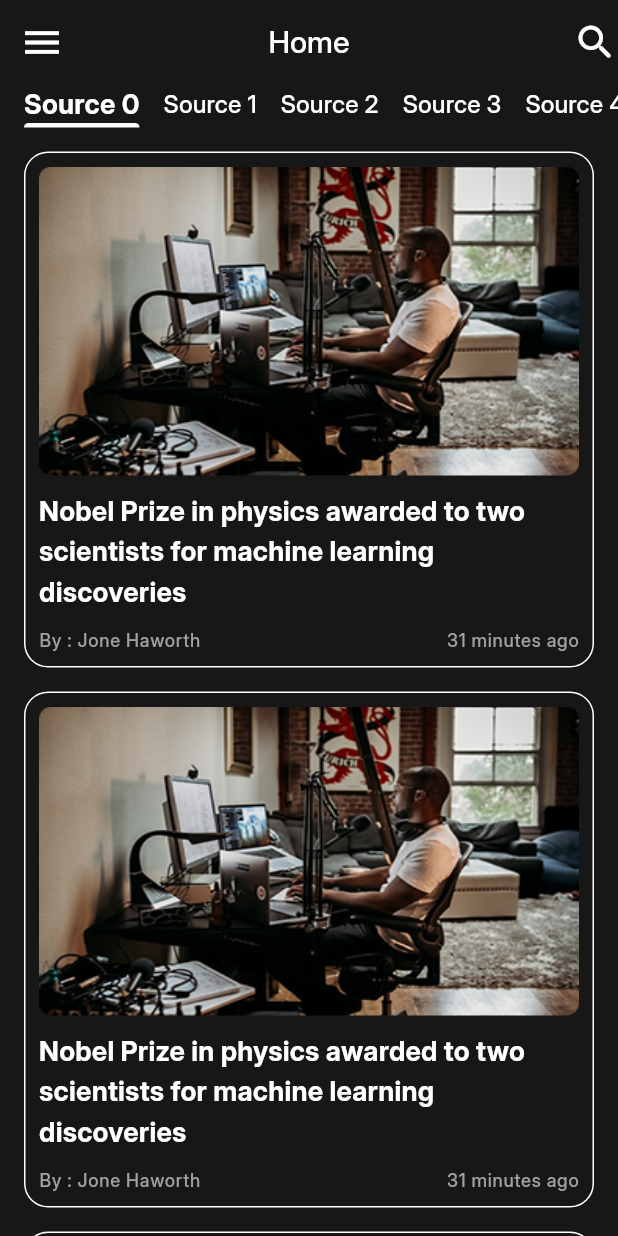
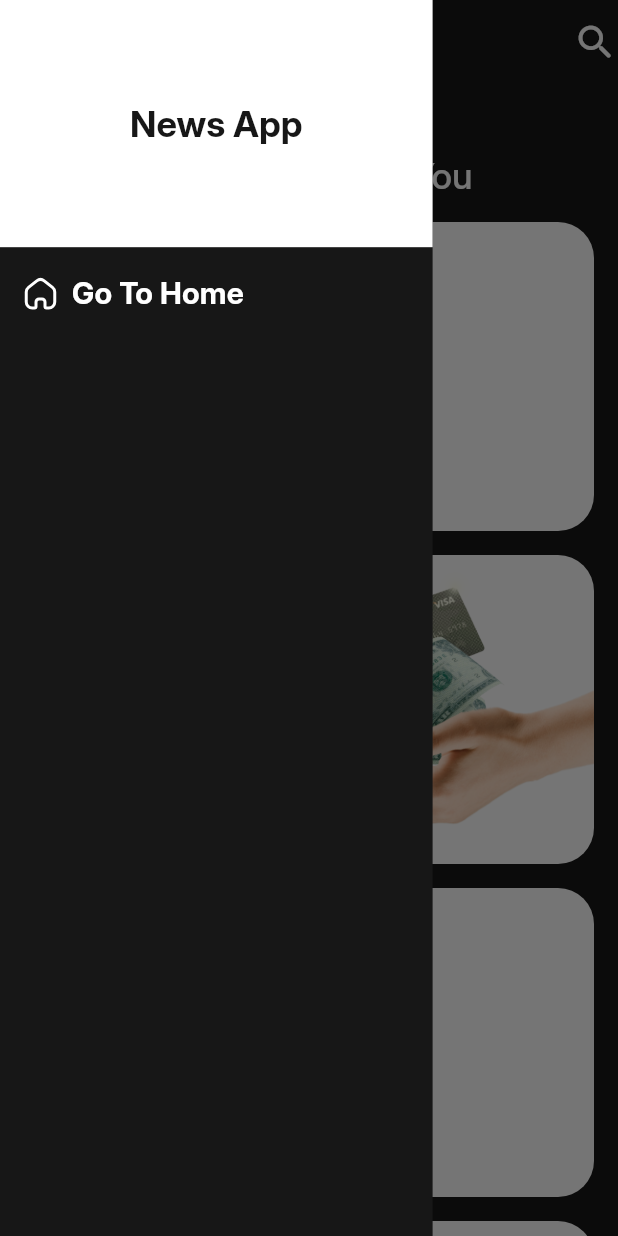
Before and after one commit to sma826/news_app, a Flutter app: the screen it shows after launch, with the side drawer open (before the commit the screen has no drawer), on a phone screen of 412 x 824 dp. Run offline on Flutter 3.47's test engine with Material 3 defaults, Android fonts, the phone set to English and light mode, and no system bars; our stand-ins replace flutter_svg, timeago.

Commit message:
implement home drawer UI and go to home logic

```diff
--- a/lib/categories/categories_view.dart
+++ b/lib/categories/categories_view.dart
@@ -3,7 +3,9 @@ import 'package:news_application/categories/category_item.dart';
 import 'package:news_application/models/category_model.dart';
 
 class CategoriesView extends StatelessWidget {
-  // const CategoriesView({super.key});
+  void Function(CategoryModel) onCategorySelected;
+
+  CategoriesView({required this.onCategorySelected});
 
   @override
   Widget build(BuildContext context) {
@@ -19,8 +21,12 @@ class CategoriesView extends StatelessWidget {
           ),
           Expanded(
             child: ListView.separated(
-              itemBuilder: (_, index) =>
-                  CategoryItem(CategoryModel.categories[index]),
+              itemBuilder: (_, index) => GestureDetector(
+                onTap: () {
+                  onCategorySelected(CategoryModel.categories[index]);
+                },
+                child: CategoryItem(CategoryModel.categories[index]),
+              ),
               separatorBuilder: (_, index) => SizedBox(height: 16),
               itemCount: CategoryModel.categories.length,
             ),
--- /dev/null
+++ b/lib/drawer/home_drawer.dart
@@ -0,0 +1,55 @@
+import 'package:flutter/material.dart';
+import 'package:flutter_svg/flutter_svg.dart';
+import 'package:news_application/constants/app_theme.dart';
+
+class HomeDrawer extends StatelessWidget {
+  VoidCallback onGoToHomeClicked;
+
+  HomeDrawer({super.key, required this.onGoToHomeClicked});
+
+  @override
+  Widget build(BuildContext context) {
+    TextTheme textTheme = Theme.of(context).textTheme;
+
+    return Container(
+      width: MediaQuery.sizeOf(context).width * 0.7,
+      color: AppTheme.black,
+      child: Column(
+        children: [
+          Container(
+            alignment: Alignment.center,
+            height: MediaQuery.sizeOf(context).height * 0.2,
+            decoration: BoxDecoration(color: AppTheme.white),
+            child: Text(
+              'News App',
+              style: Theme.of(context).textTheme.titleLarge!.copyWith(
+                color: AppTheme.black,
+                fontWeight: FontWeight.bold,
+              ),
+            ),
+          ),
+          SizedBox(height: 16),
+          GestureDetector(
+            onTap: () {
+              onGoToHomeClicked();
+              Navigator.of(context).pop();
+            },
+            child: Padding(
+              padding: EdgeInsets.symmetric(horizontal: 16),
+              child: Row(
+                children: [
+                  SvgPicture.asset('assets/icons/home.svg'),
+                  SizedBox(width: 10),
+                  Text(
+                    'Go To Home',
+                    style: textTheme.titleMedium!.copyWith(fontSize: 20),
+                  ),
+                ],
+              ),
+            ),
+          ),
+        ],
+      ),
+    );
+  }
+}
--- a/lib/home_screen.dart
+++ b/lib/home_screen.dart
@@ -1,23 +1,42 @@
 import 'package:flutter/material.dart';
+import 'package:news_application/categories/categories_view.dart';
 import 'package:news_application/constants/app_theme.dart';
+import 'package:news_application/drawer/home_drawer.dart';
+import 'package:news_application/models/category_model.dart';
 import 'package:news_application/news/news_view.dart';
 
-class HomeScreen extends StatelessWidget {
+class HomeScreen extends StatefulWidget {
   static const String routname = '/home';
 
-  // const HomeScreen({super.key});
+  @override
+  State<HomeScreen> createState() => _HomeScreenState();
+}
+
+class _HomeScreenState extends State<HomeScreen> {
+  CategoryModel? selectedCategory;
 
   @override
   Widget build(BuildContext context) {
     return Scaffold(
       appBar: AppBar(
-        leading: Icon(Icons.menu, color: AppTheme.white, size: 30,),
-        title: Text('Home'),
-        actions: [
-          Icon(Icons.search_rounded, color: AppTheme.white, size: 30,)
-        ],
+        title: Text(selectedCategory == null ? 'Home' : selectedCategory!.name),
+        actions: [Icon(Icons.search_rounded, color: AppTheme.white, size: 30)],
       ),
-      body: NewsView(),
+      drawer: HomeDrawer(onGoToHomeClicked: resetSelectedCategory),
+      body: selectedCategory == null
+          ? CategoriesView(onCategorySelected: onCategorySelected)
+          : NewsView(categoryId: selectedCategory!.id,),
     );
   }
+
+  void onCategorySelected(CategoryModel category) {
+    selectedCategory = category;
+    setState(() {});
+  }
+
+  void resetSelectedCategory() {
+    if (selectedCategory == null) return;
+    selectedCategory = null;
+    setState(() {});
+  }
 }
--- a/lib/news/news_view.dart
+++ b/lib/news/news_view.dart
@@ -5,6 +5,10 @@ import 'package:news_application/news/news_item.dart';
 import 'package:news_application/news/tab_item.dart';
 
 class NewsView extends StatefulWidget {
+  String categoryId;
+
+  NewsView({required this.categoryId});
+
   @override
   State<NewsView> createState() => _NewsViewState();
 }
--- a/pubspec.yaml
+++ b/pubspec.yaml
@@ -35,6 +35,7 @@ dependencies:
   # Use with the CupertinoIcons class for iOS style icons.
   cupertino_icons: ^1.0.8
   timeago: ^3.7.1
+  flutter_svg: ^2.2.0
 
 dev_dependencies:
   flutter_test:
@@ -60,6 +61,7 @@ flutter:
 
   assets:
     - assets/images/
+    - assets/icons/
   #   - images/a_dot_ham.jpeg
 
   fonts:
```
Also changed, not shown: assets/icons/home.svg (added), assets/icons/language.svg (added), assets/icons/theme.svg (added), pubspec.lock.
